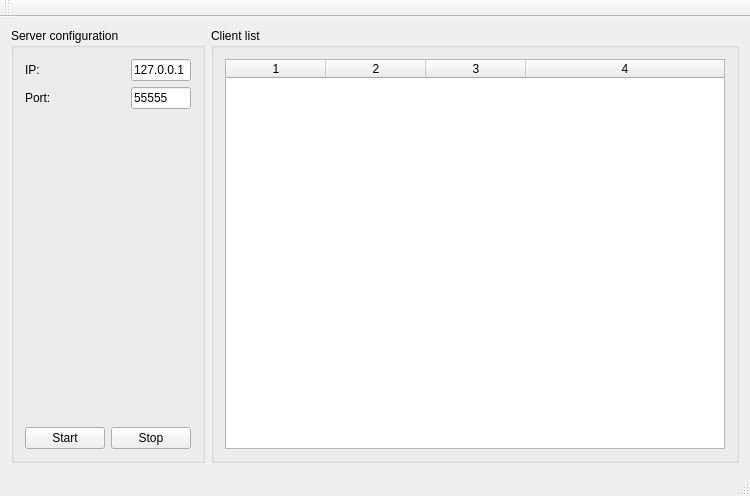
Qt form server.ui (pavolmarak/fingerprint-server-gui-qt) before a commit.
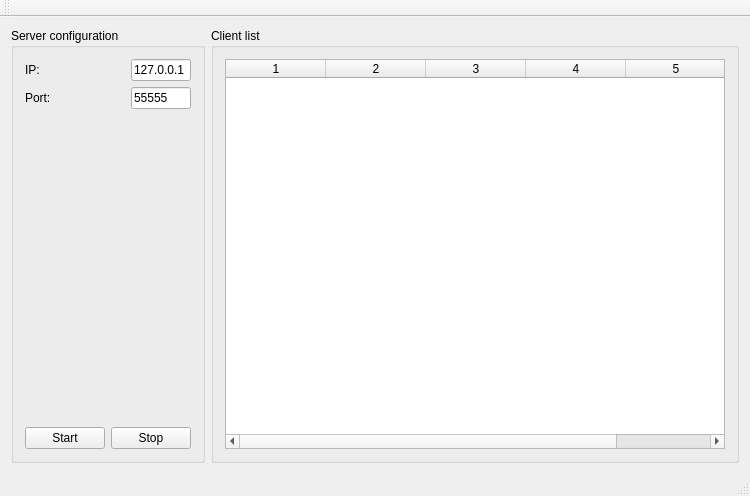
The same form after that commit.

Commit message: Client management in progress.

```diff
--- a/server.ui
+++ b/server.ui
@@ -199,7 +199,7 @@
             <bool>true</bool>
            </property>
            <property name="columnCount">
-            <number>4</number>
+            <number>5</number>
            </property>
            <attribute name="horizontalHeaderCascadingSectionResizes">
             <bool>true</bool>
@@ -220,6 +220,7 @@
            <column/>
            <column/>
            <column/>
+           <column/>
           </widget>
          </item>
         </layout>
```
Left out of the diff: 2 changed lines with no effect on the pictures. The commit also changes 2 other files.
